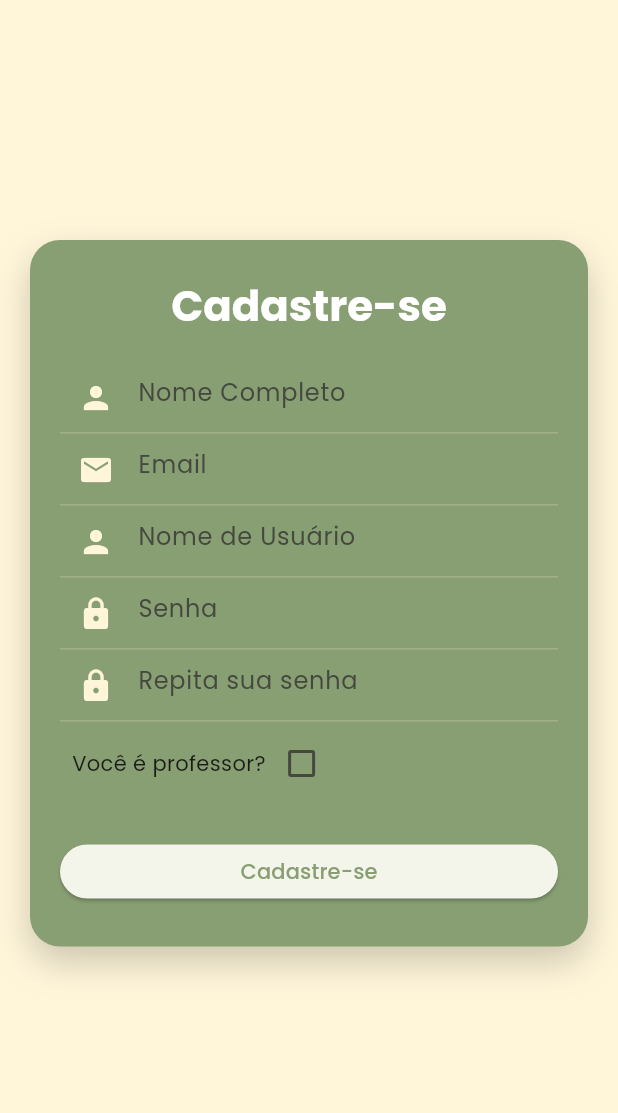
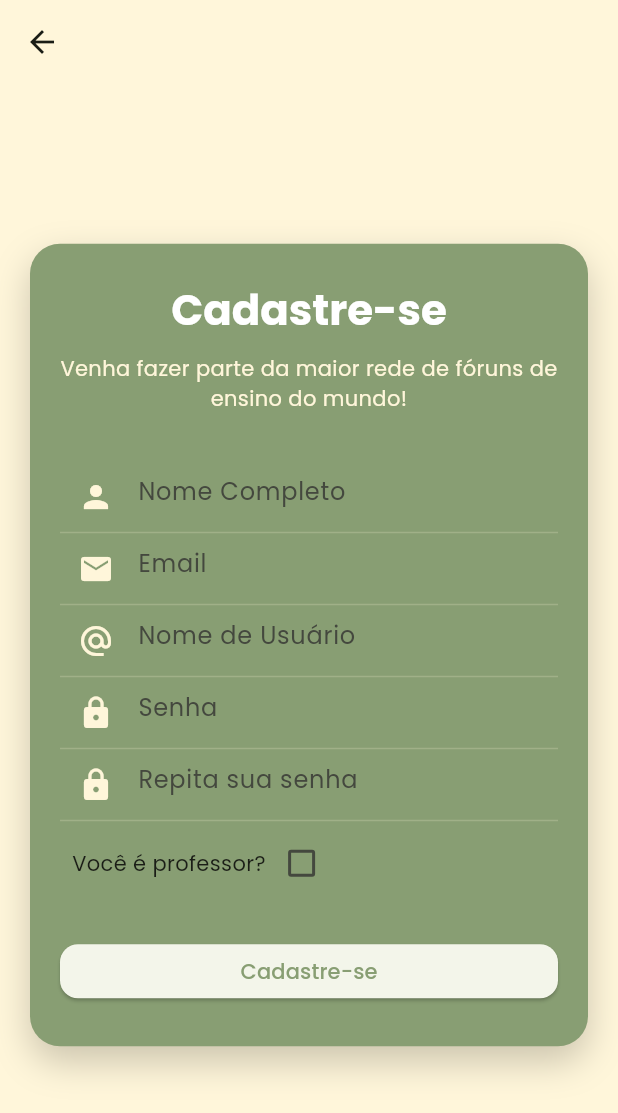
Before and after one commit to ryofac/synapse-mobile, a Flutter app: the screen it shows after launch, after a tap on "Entrar", after a tap on "Cadastre-se", on a phone screen of 412 x 824 dp. Shown: the top 1113 px of the screen. Run offline on Flutter 3.47's test engine with Material 3 defaults, Android fonts, the phone set to English and light mode, and no system bars; our stand-ins replace dio, flutter_dotenv, google_fonts; missing offline and left inert: dart_jsonwebtoken; network calls fail.

Commit message:
feat: termina fomulario de cadastro

```diff
--- a/lib/app/app.dart
+++ b/lib/app/app.dart
@@ -37,6 +37,7 @@ class App extends StatelessWidget {
 
       // home: const LoginPage(),
       debugShowCheckedModeBanner: false,
+
       routes: <String, WidgetBuilder>{
         "/": (BuildContext context) => const LoginPage(),
         "/classes": (BuildContext context) => const ClassroomPage(),
--- a/lib/clasroom/ui/classroom_ui.dart
+++ b/lib/clasroom/ui/classroom_ui.dart
@@ -8,19 +8,20 @@ class ClassroomUi extends StatelessWidget {
   @override
   Widget build(BuildContext context) {
     return Scaffold(
-      body: const SingleChildScrollView(
-        padding: EdgeInsets.symmetric(vertical: 76, horizontal: 24),
+      body: Column(
+        children: [
+          Align(
+            alignment: Alignment.centerLeft,
+            child: Container(
+              margin: const EdgeInsets.all(16.0),
+              child: const ClassroomTitle(),
+            ),
+          ),
+          const Expanded(
+            child: SingleChildScrollView(
+              padding: EdgeInsets.symmetric(horizontal: 24),
               child: Column(
                 children: [
-            Row(
-              mainAxisAlignment: MainAxisAlignment.start,
-              children: [
-                Padding(
-                  padding: EdgeInsets.symmetric(vertical: 16),
-                  child: ClassroomTitle(),
-                )
-              ],
-            ),
                   ClassroomCard(
                     title: "Programação Web",
                     description:
@@ -45,6 +46,9 @@ class ClassroomUi extends StatelessWidget {
                 ],
               ),
             ),
+          ),
+        ],
+      ),
       floatingActionButton: FloatingActionButton(
         onPressed: () {},
         child: const Icon(Icons.add_circle_outline_rounded),
--- a/lib/login/components/base_form.dart
+++ b/lib/login/components/base_form.dart
@@ -3,6 +3,7 @@ import 'package:flutter/material.dart';
 class BaseForm extends StatelessWidget {
   final GlobalKey<FormState> _formKey;
   final String formTitle;
+  final String? description;
   final void Function() submitHandler;
   final List<Widget> fields;
   final Widget? buttonChild;
@@ -14,6 +15,7 @@ class BaseForm extends StatelessWidget {
     required this.fields,
     this.buttonChild,
     required this.formTitle,
+    this.description,
   }) : _formKey = formKey;
 
   @override
@@ -43,20 +45,29 @@ class BaseForm extends StatelessWidget {
                 style: Theme.of(context).textTheme.headlineMedium,
               ),
             ),
+            description != null
+                ? Padding(
+                    padding: const EdgeInsets.symmetric(vertical: 12),
+                    child: Text(
+                      description!,
+                      style: TextStyle(
+                        color: Theme.of(context).colorScheme.onPrimary,
+                      ),
+                      textAlign: TextAlign.center,
+                    ),
+                  )
+                : const SizedBox.shrink(),
             const SizedBox(height: 20),
             Column(
               children: fields,
             ),
             const SizedBox(height: 20),
             ElevatedButton(
-              style: ButtonStyle(
-                padding: WidgetStateProperty.all(
-                  const EdgeInsets.all(8.0),
-                ),
-                minimumSize: WidgetStateProperty.all(
-                  const Size(double.infinity, 10),
-                ),
-              ),
+              style: ElevatedButton.styleFrom(
+                  padding: const EdgeInsets.all(8.0),
+                  minimumSize: const Size(double.infinity, 10),
+                  shape: RoundedRectangleBorder(
+                      borderRadius: BorderRadius.circular(12))),
               onPressed: () {
                 if (_formKey.currentState!.validate()) {
                   submitHandler();
--- a/lib/login/components/email_field.dart
+++ b/lib/login/components/email_field.dart
@@ -20,8 +20,10 @@ class UsernameField extends StatelessWidget {
       inputValidator: usernameValidator,
       keyboardType: TextInputType.emailAddress,
       hintText: hintText ?? "Nome de Usuário",
-      prefixIcon:
-          Icon(Icons.person, color: Theme.of(context).colorScheme.onPrimary),
+      prefixIcon: Icon(
+        Icons.alternate_email,
+        color: Theme.of(context).colorScheme.onPrimary,
+      ),
     );
   }
 }
--- a/lib/login/containers/register_container.dart
+++ b/lib/login/containers/register_container.dart
@@ -18,6 +18,7 @@ class _RegisterContainerState extends State<RegisterContainer> {
   final usernameInputController = TextEditingController();
   final passwordRepeatController = TextEditingController();
   bool? isTeacher = false;
+  bool isLoading = false;
 
   ApiClient client = ApiClient();
 
@@ -45,6 +46,9 @@ class _RegisterContainerState extends State<RegisterContainer> {
     }
 
     try {
+      setState(() {
+        isLoading = true;
+      });
       Response<dynamic> response = await client.register(userRegister);
       if (!mounted) return;
       if (response.statusCode == 200) {
@@ -69,6 +73,10 @@ class _RegisterContainerState extends State<RegisterContainer> {
             content: Text('Cadastro falhou, tente novamente mais tarde')),
       );
       rethrow;
+    } finally {
+      setState(() {
+        isLoading = false;
+      });
     }
   }
 
@@ -83,6 +91,7 @@ class _RegisterContainerState extends State<RegisterContainer> {
       handleIsTeacher: handleIsTeacher,
       isTeacher: isTeacher,
       registerHandler: handleRegister,
+      isLoading: isLoading,
     );
   }
 }
--- a/lib/login/pages/register_page.dart
+++ b/lib/login/pages/register_page.dart
@@ -6,6 +6,6 @@ class RegisterPage extends StatelessWidget {
 
   @override
   Widget build(BuildContext context) {
-    return RegisterContainer();
+    return const RegisterContainer();
   }
 }
--- a/lib/login/ui/login_ui.dart
+++ b/lib/login/ui/login_ui.dart
@@ -3,6 +3,7 @@ import 'package:synapse/login/components/app_main_header.dart';
 import 'package:synapse/login/components/base_form.dart';
 import 'package:synapse/login/components/email_field.dart';
 import 'package:synapse/login/components/password_field.dart';
+import 'package:synapse/shared/components/loading.dart';
 import 'package:synapse/shared/validators.dart';
 
 class LoginUi extends StatelessWidget {
@@ -29,7 +30,9 @@ class LoginUi extends StatelessWidget {
   Widget build(BuildContext context) {
     return Scaffold(
         key: _scaffoldKey,
-        body: SingleChildScrollView(
+        body: isLoading
+            ? const Loading()
+            : SingleChildScrollView(
                 child: Column(
                   children: [
                     const Padding(
@@ -65,7 +68,8 @@ class LoginUi extends StatelessWidget {
                         const Text("Não está cadastrado?"),
                         TextButton(
                           style: const ButtonStyle(
-                      padding: WidgetStatePropertyAll(EdgeInsets.all(8.0)),
+                            padding:
+                                WidgetStatePropertyAll(EdgeInsets.all(8.0)),
                           ),
                           onPressed: () {
                             Navigator.pushNamed(context, '/register');
--- a/lib/login/ui/register_ui.dart
+++ b/lib/login/ui/register_ui.dart
@@ -2,6 +2,7 @@ import 'package:flutter/material.dart';
 import 'package:synapse/login/components/base_form.dart';
 import 'package:synapse/login/components/base_input.dart';
 import 'package:synapse/login/components/email_field.dart';
+import 'package:synapse/shared/components/loading.dart';
 import 'package:synapse/shared/validators.dart';
 
 class RegisterUi extends StatelessWidget {
@@ -14,6 +15,7 @@ class RegisterUi extends StatelessWidget {
 
   final bool? isTeacher;
   final ValueChanged<bool?>? handleIsTeacher;
+  final bool isLoading;
 
   final void Function() registerHandler;
 
@@ -27,19 +29,27 @@ class RegisterUi extends StatelessWidget {
     required this.isTeacher,
     required this.handleIsTeacher,
     required this.registerHandler,
+    required this.isLoading,
   });
 
   @override
   Widget build(BuildContext context) {
     return Scaffold(
-      body: SingleChildScrollView(
+      appBar: AppBar(),
+      body: isLoading
+          ? const Loading()
+          : Center(
+              child: SingleChildScrollView(
+                physics: const NeverScrollableScrollPhysics(),
                 child: Column(
+                  mainAxisAlignment: MainAxisAlignment.center,
+                  crossAxisAlignment: CrossAxisAlignment.center,
                   children: [
-            Padding(
-              padding: const EdgeInsets.symmetric(vertical: 160),
-              child: BaseForm(
+                    BaseForm(
                       formKey: _formKey,
                       formTitle: "Cadastre-se",
+                      description:
+                          "Venha fazer parte da maior rede de fóruns de ensino do mundo!",
                       submitHandler: registerHandler,
                       fields: [
                         BaseInputField(
@@ -95,8 +105,11 @@ class RegisterUi extends StatelessWidget {
                       ],
                       buttonChild: const Text("Cadastre-se"),
                     ),
+                    const SizedBox(
+                      height: 20,
+                    )
+                  ],
                 ),
-          ],
               ),
             ),
     );
```
Lines whose indentation alone changed are shown as unchanged.
